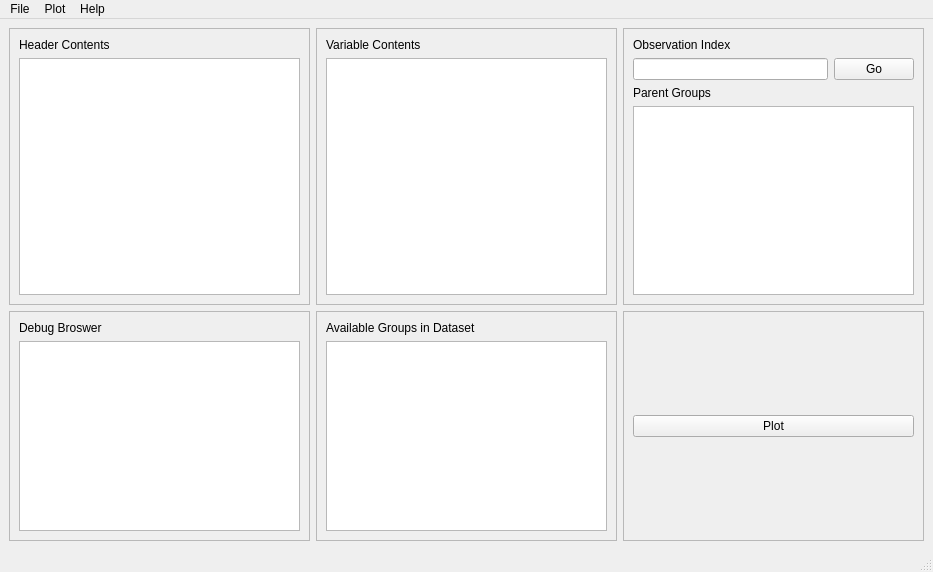
Old version of the form src/main/resources/designer/main_window.ui in the repository anhqngo/netCDF-GUI.
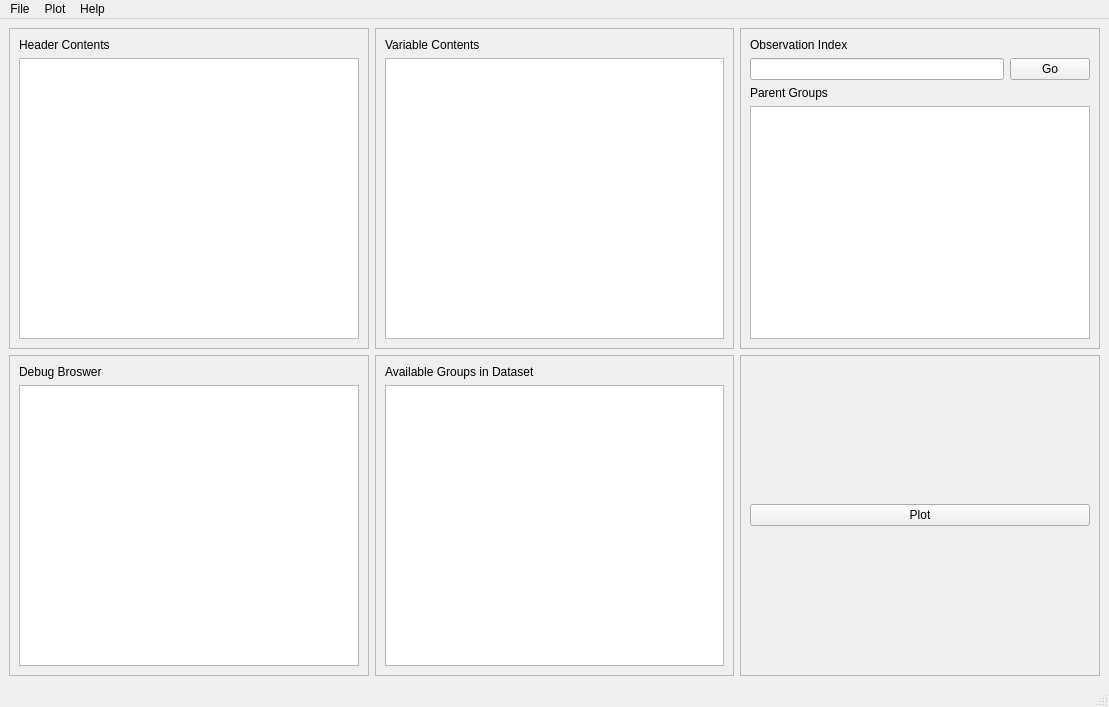
New version of the form.

```diff
--- a/src/main/resources/designer/main_window.ui
+++ b/src/main/resources/designer/main_window.ui
@@ -6,8 +6,8 @@
    <rect>
     <x>0</x>
     <y>0</y>
-    <width>933</width>
-    <height>572</height>
+    <width>1109</width>
+    <height>707</height>
    </rect>
   </property>
   <property name="minimumSize">
@@ -196,7 +196,7 @@
     <rect>
      <x>0</x>
      <y>0</y>
-     <width>933</width>
+     <width>1109</width>
      <height>22</height>
     </rect>
    </property>
```
Left out of the diff: 30 changed lines with no effect on the pictures.
